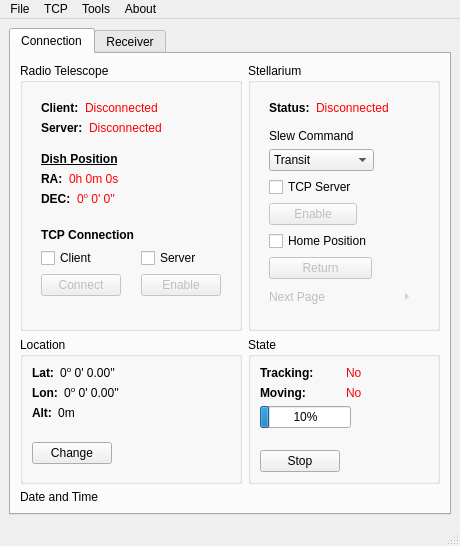
Old version of the form GUI_Windows/RadioTelescope.ui in the repository AmateurRadioTelescopeSystem/RadioTelescope_Controller.
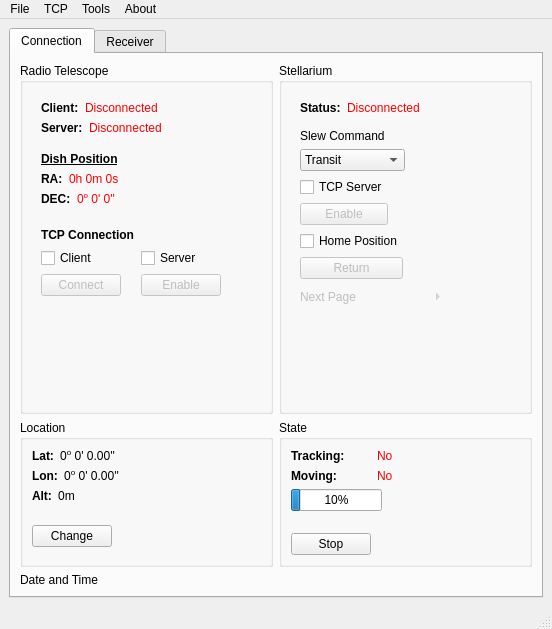
New version of the form.

Patch:
```diff
--- a/GUI_Windows/RadioTelescope.ui
+++ b/GUI_Windows/RadioTelescope.ui
@@ -10,8 +10,8 @@
    <rect>
     <x>0</x>
     <y>0</y>
-    <width>432</width>
-    <height>533</height>
+    <width>552</width>
+    <height>629</height>
    </rect>
   </property>
   <property name="font">
@@ -789,8 +789,8 @@
     <rect>
      <x>0</x>
      <y>0</y>
-     <width>432</width>
-     <height>21</height>
+     <width>552</width>
+     <height>23</height>
     </rect>
    </property>
    <widget class="QMenu" name="menuThis_is_a_menu">
```
Left out of the diff: 23 changed lines with no effect on the pictures.
